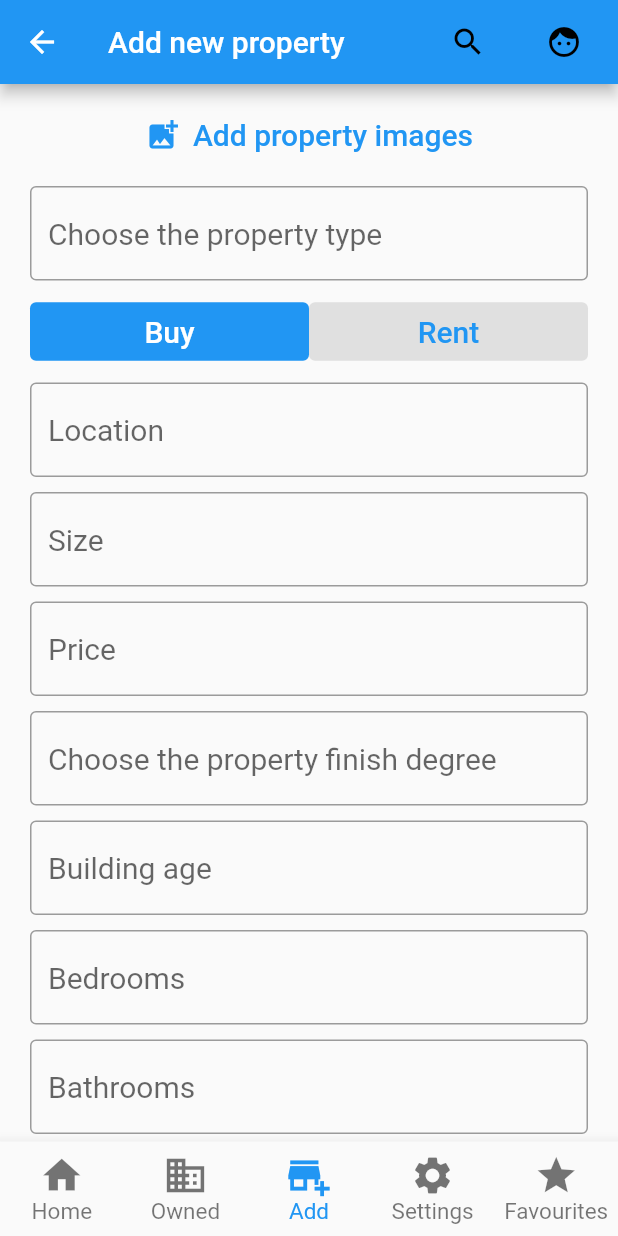
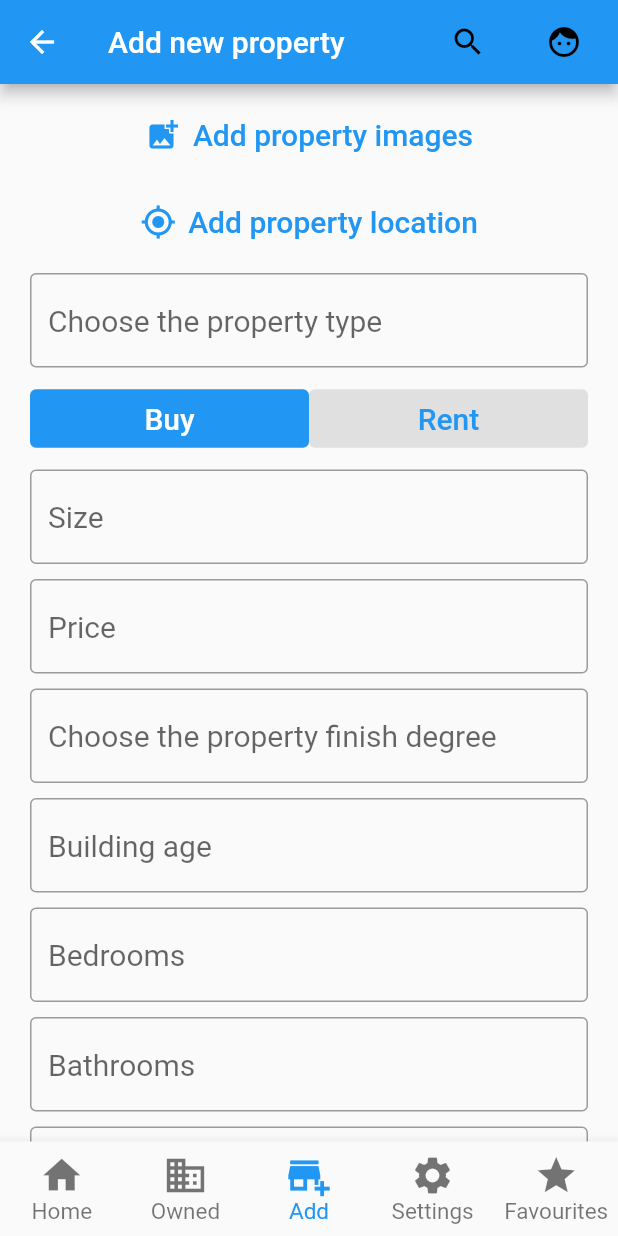
Before and after one commit to mohamedafify/MyProperty, a Flutter app: the HomeWrapper screen opened directly, item 3 of the bottom bar chosen, on a phone screen of 412 x 824 dp. Run offline on Flutter 3.47's test engine with Material 2 defaults, Android fonts, the phone set to English and light mode, and no system bars; our stand-ins replace auto_size_text, cached_network_image, cloud_firestore, firebase_auth, firebase_core, firebase_storage and 2 more; missing offline and left inert: latlng, map, multi_image_picker; accounts and stored records are empty; Roboto replaces fonts that are missing (Sans).

Commit message:
new location setter
-testing out map

```diff
--- a/lib/screens/home/newProperty/newProperty.dart
+++ b/lib/screens/home/newProperty/newProperty.dart
@@ -3,6 +3,7 @@ import 'package:MyProperty/screens/home/newProperty/categories/apartment.dart';
 import 'package:MyProperty/screens/home/newProperty/categories/villa.dart';
 import 'package:MyProperty/screens/home/newProperty/ad%20type/buy.dart';
 import 'package:MyProperty/screens/home/newProperty/ad%20type/rent.dart';
+import 'package:MyProperty/screens/home/newProperty/location.dart';
 import 'package:MyProperty/utils/boolean.dart';
 import 'package:MyProperty/utils/integer.dart';
 import 'package:MyProperty/utils/stringHelp.dart';
@@ -71,6 +72,24 @@ class _NewPropertyPageState extends State<NewPropertyPage> {
 											),
 										);
 									} catch (e){}
+								},
+							),
+							SizedBox(height: 10),
+							// location
+							// TODO make validator
+							TextButton.icon(
+								label: Text(
+									"Add property location",
+									style: TextStyle(
+										fontSize: 20,
+									),
+								),
+								icon: Icon(Icons.my_location),
+								onPressed: () {
+									Navigator.push(
+										context,
+										MaterialPageRoute(builder: (context) => LocationPicker(_property))
+									);
 								},
 							),
 							SizedBox(height: 10),
@@ -235,27 +254,6 @@ class _NewPropertyPageState extends State<NewPropertyPage> {
 										},
 									),
 								]
-							),
-							SizedBox(height: 10),
-							// // location
-							TextFormField(
-								style: TextStyle(
-									fontSize: 20,
-								),
-								validator: (val) => val.isEmpty ? "pleasea enter a valid locatation" : null,
-								decoration: InputDecoration(
-									border: OutlineInputBorder(
-										borderSide: BorderSide(
-											color: Colors.black,
-										),
-									),
-									hintText: "Location"
-								),
-								onChanged: (value) {
-									setState(() {
-										_property.location = value;
-									});
-								},
 							),
 							SizedBox(height: 10),
 							// // size
--- a/lib/screens/home/propertyDetails/imagesViewer.dart
+++ b/lib/screens/home/propertyDetails/imagesViewer.dart
@@ -31,7 +31,7 @@ class _ImagesViewerState extends State<ImagesViewer> {
 								color: Colors.black,
 							),
 							onPressed: () {
-								if (startPoint.dx - endPoint.dx > 0 && index > 0) {
+								if (index > 0) {
 									setState(() {
 										index--;
 									});
@@ -46,7 +46,7 @@ class _ImagesViewerState extends State<ImagesViewer> {
 									color: Colors.black,
 								),
 								onPressed: () {
-									if (startPoint.dx - endPoint.dx < 0 && index < widget.imagesList.length - 1) {
+									if (index < widget.imagesList.length - 1) {
 										setState(() {
 											index++;
 										});
--- a/pubspec.yaml
+++ b/pubspec.yaml
@@ -33,6 +33,7 @@ dependencies:
   auto_size_text: ^2.1.0
   cached_network_image: ^3.0.0
   uuid: ^3.0.2
+  map: ^0.3.0
 
 dev_dependencies:
   flutter_test:
```
Also changed, not shown: lib/screens/home/newProperty/location.dart (added, +78 -0 lines), pubspec.lock, 1 other file.
